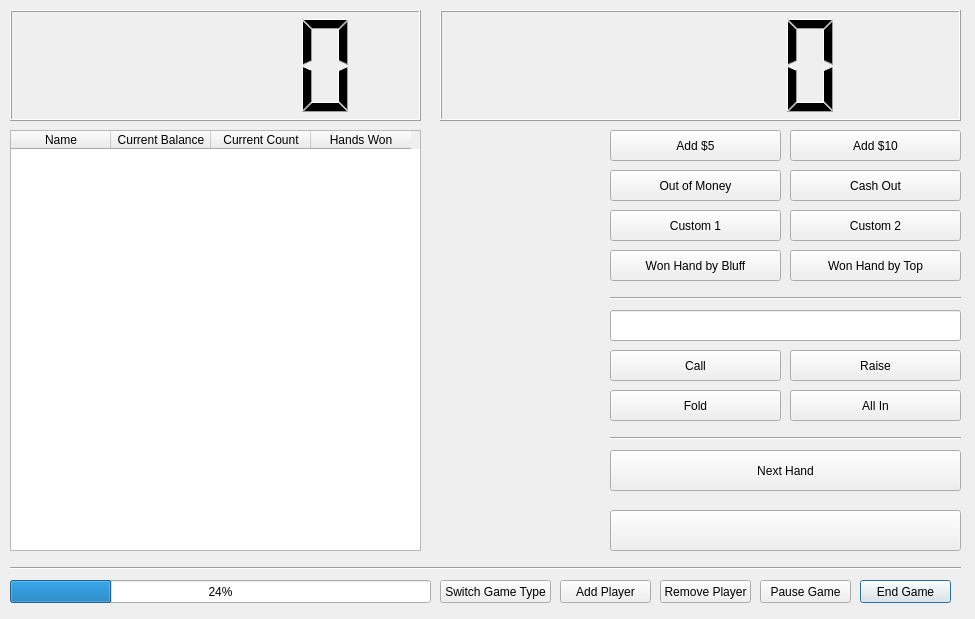
This is main_game.ui in Foul-Trouble/poker_scoretracker as Qt 5 draws it before an edit. The edited form follows.
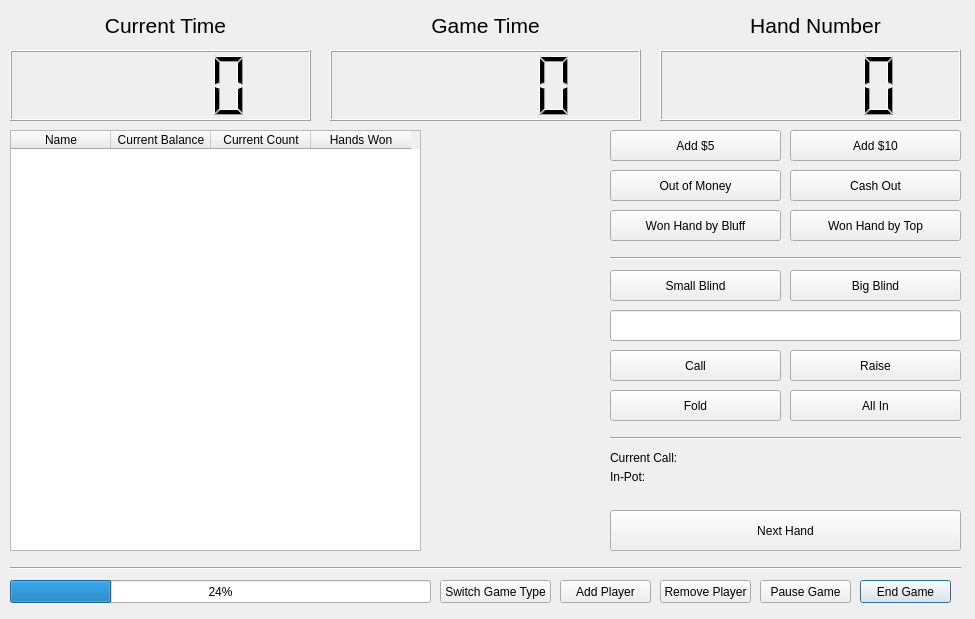
This is the edited form.

What changed in the file:
```diff
--- a/main_game.ui
+++ b/main_game.ui
@@ -17,19 +17,19 @@
    <property name="geometry">
     <rect>
      <x>10</x>
-     <y>10</y>
-     <width>411</width>
-     <height>111</height>
+     <y>50</y>
+     <width>301</width>
+     <height>71</height>
     </rect>
    </property>
   </widget>
   <widget class="QLCDNumber" name="lcdNumber">
    <property name="geometry">
     <rect>
-     <x>440</x>
-     <y>10</y>
-     <width>521</width>
-     <height>111</height>
+     <x>660</x>
+     <y>50</y>
+     <width>301</width>
+     <height>71</height>
     </rect>
    </property>
   </widget>
@@ -221,33 +221,33 @@
    <property name="geometry">
     <rect>
      <x>610</x>
-     <y>210</y>
+     <y>270</y>
      <width>171</width>
      <height>31</height>
     </rect>
    </property>
    <property name="text">
-    <string>Custom 1</string>
+    <string>Small Blind</string>
    </property>
   </widget>
   <widget class="QPushButton" name="pushButton_8">
    <property name="geometry">
     <rect>
      <x>790</x>
-     <y>210</y>
+     <y>270</y>
      <width>171</width>
      <height>31</height>
     </rect>
    </property>
    <property name="text">
-    <string>Custom 2</string>
+    <string>Big Blind</string>
    </property>
   </widget>
   <widget class="QPushButton" name="pushButton_9">
    <property name="geometry">
     <rect>
      <x>610</x>
-     <y>250</y>
+     <y>210</y>
      <width>171</width>
      <height>31</height>
     </rect>
@@ -260,7 +260,7 @@
    <property name="geometry">
     <rect>
      <x>790</x>
-     <y>250</y>
+     <y>210</y>
      <width>171</width>
      <height>31</height>
     </rect>
@@ -335,7 +335,7 @@
    <property name="geometry">
     <rect>
      <x>610</x>
-     <y>290</y>
+     <y>250</y>
      <width>351</width>
      <height>16</height>
     </rect>
@@ -357,26 +357,138 @@
     <enum>Qt::Horizontal</enum>
    </property>
   </widget>
-  <widget class="QPushButton" name="pushButton_16">
-   <property name="geometry">
-    <rect>
-     <x>610</x>
-     <y>450</y>
-     <width>351</width>
-     <height>41</height>
-    </rect>
-   </property>
-   <property name="text">
-    <string>Next Hand</string>
-   </property>
-  </widget>
-  <widget class="QPushButton" name="pushButton_17">
+  <widget class="QPushButton" name="nextHandButton">
    <property name="geometry">
     <rect>
      <x>610</x>
      <y>510</y>
      <width>351</width>
      <height>41</height>
+    </rect>
+   </property>
+   <property name="text">
+    <string>Next Hand</string>
+   </property>
+  </widget>
+  <widget class="QLCDNumber" name="gameTime">
+   <property name="geometry">
+    <rect>
+     <x>330</x>
+     <y>50</y>
+     <width>311</width>
+     <height>71</height>
+    </rect>
+   </property>
+  </widget>
+  <widget class="QLabel" name="label">
+   <property name="geometry">
+    <rect>
+     <x>90</x>
+     <y>10</y>
+     <width>151</width>
+     <height>31</height>
+    </rect>
+   </property>
+   <property name="font">
+    <font>
+     <pointsize>16</pointsize>
+    </font>
+   </property>
+   <property name="text">
+    <string>Current Time</string>
+   </property>
+   <property name="alignment">
+    <set>Qt::AlignCenter</set>
+   </property>
+  </widget>
+  <widget class="QLabel" name="label_2">
+   <property name="geometry">
+    <rect>
+     <x>410</x>
+     <y>10</y>
+     <width>151</width>
+     <height>31</height>
+    </rect>
+   </property>
+   <property name="font">
+    <font>
+     <pointsize>16</pointsize>
+    </font>
+   </property>
+   <property name="text">
+    <string>Game Time</string>
+   </property>
+   <property name="alignment">
+    <set>Qt::AlignCenter</set>
+   </property>
+  </widget>
+  <widget class="QLabel" name="label_3">
+   <property name="geometry">
+    <rect>
+     <x>740</x>
+     <y>10</y>
+     <width>151</width>
+     <height>31</height>
+    </rect>
+   </property>
+   <property name="font">
+    <font>
+     <pointsize>16</pointsize>
+    </font>
+   </property>
+   <property name="text">
+    <string>Hand Number</string>
+   </property>
+   <property name="alignment">
+    <set>Qt::AlignCenter</set>
+   </property>
+  </widget>
+  <widget class="QLabel" name="label_4">
+   <property name="geometry">
+    <rect>
+     <x>610</x>
+     <y>450</y>
+     <width>71</width>
+     <height>16</height>
+    </rect>
+   </property>
+   <property name="text">
+    <string>Current Call:</string>
+   </property>
+  </widget>
+  <widget class="QLabel" name="label_5">
+   <property name="geometry">
+    <rect>
+     <x>610</x>
+     <y>470</y>
+     <width>47</width>
+     <height>13</height>
+    </rect>
+   </property>
+   <property name="text">
+    <string>In-Pot:</string>
+   </property>
+  </widget>
+  <widget class="QLabel" name="currentCallLabel">
+   <property name="geometry">
+    <rect>
+     <x>690</x>
+     <y>450</y>
+     <width>81</width>
+     <height>16</height>
+    </rect>
+   </property>
+   <property name="text">
+    <string/>
+   </property>
+  </widget>
+  <widget class="QLabel" name="currentInPotLabel">
+   <property name="geometry">
+    <rect>
+     <x>690</x>
+     <y>470</y>
+     <width>81</width>
+     <height>16</height>
     </rect>
    </property>
    <property name="text">
```
Left out of the diff: 36 changed lines with no effect on the pictures.
